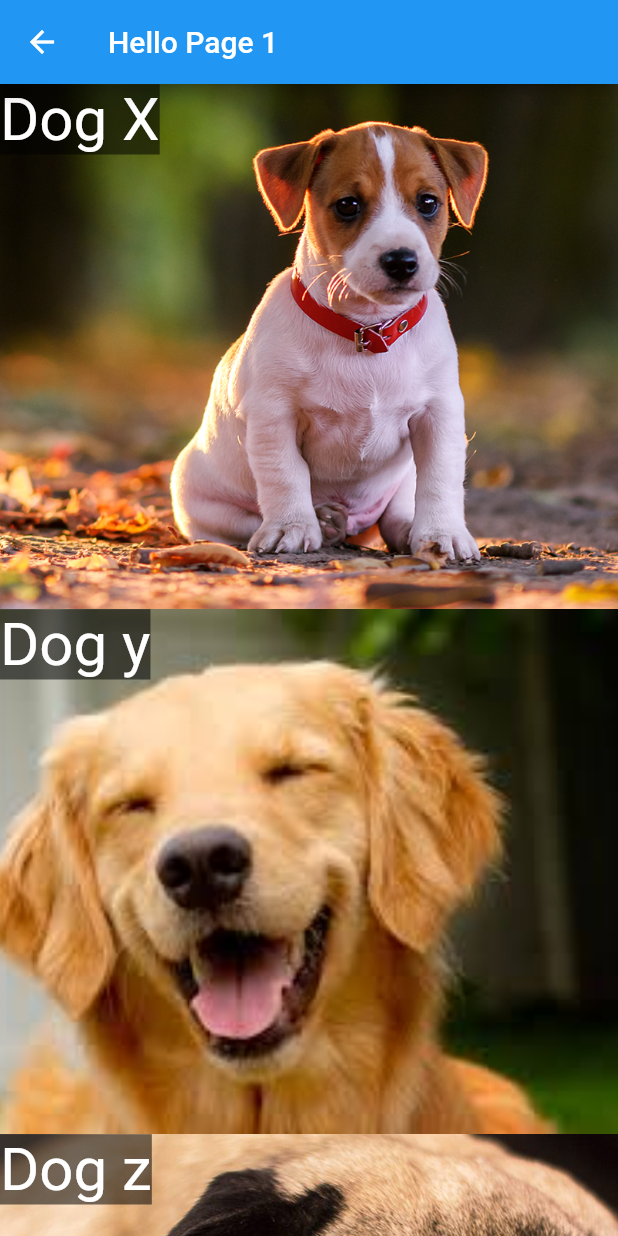
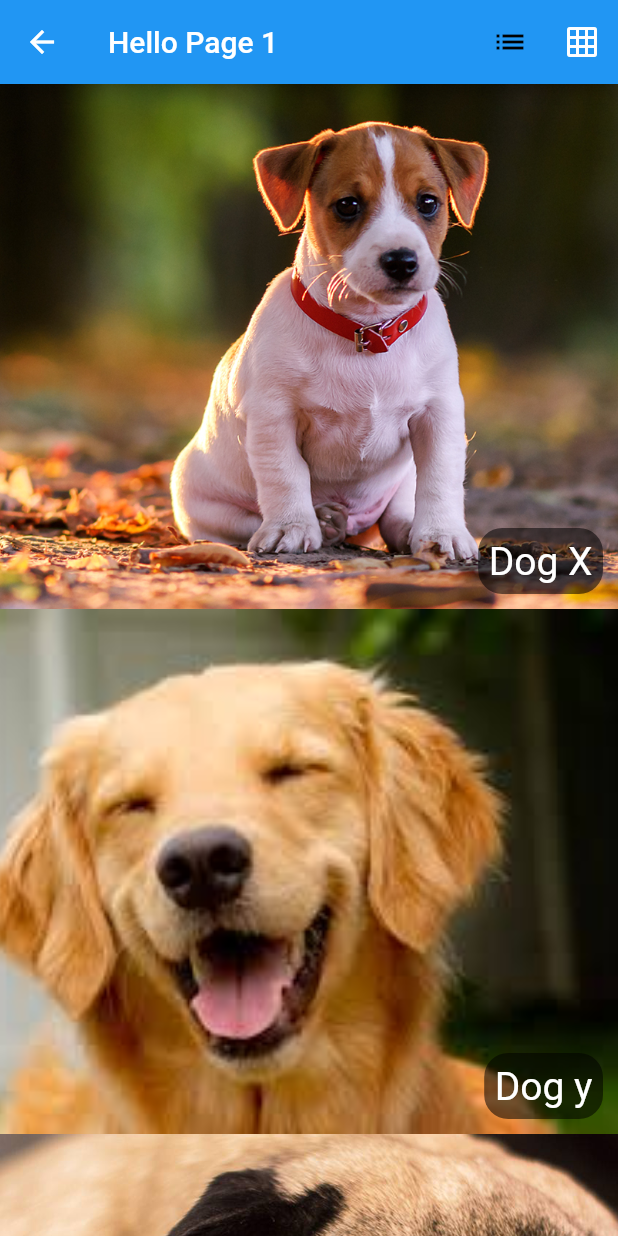
Before and after one commit to igordiniz445/flutter-study, a Flutter app: the screen it shows after launch, after a tap on "ListView", on a phone screen of 412 x 824 dp. Run offline on Flutter 3.47's test engine with Material 2 defaults, Android fonts, the phone set to English and light mode, and no system bars.

```diff
--- a/lib/home_page.dart
+++ b/lib/home_page.dart
@@ -25,7 +25,14 @@ class HomePage extends StatelessWidget {
       child: Column(
         mainAxisAlignment: MainAxisAlignment.center,
         children: <Widget>[
-          _text(),
+          Container(
+            padding: EdgeInsets.all(10),
+            decoration: BoxDecoration(
+              color: Colors.black12,
+              borderRadius: BorderRadius.circular(16),
+            ),
+            child: _text(),
+          ),
           _pageView(),
           _packButtons(context),
         ],
@@ -54,17 +61,17 @@ class HomePage extends StatelessWidget {
       Row(
         mainAxisAlignment: MainAxisAlignment.spaceEvenly,
         children: <Widget>[
-          BlueButton( "ListView", () => changePage(context, HelloPage1())),
-          BlueButton( "Page 2", () => changePage(context, HelloPage2())),
-          BlueButton( "Page 3", () => changePage(context, HelloPage3())),
+          BlueButton("ListView", () => changePage(context, HelloPage1())),
+          BlueButton("Page 2", () => changePage(context, HelloPage2())),
+          BlueButton("Page 3", () => changePage(context, HelloPage3())),
         ],
       ),
       Row(
         mainAxisAlignment: MainAxisAlignment.spaceEvenly,
         children: <Widget>[
-          BlueButton( "Snack", _onClickSnack),
-          BlueButton( "Dialog", _onClickDialog),
-          BlueButton( "Toast", _onClickToast),
+          BlueButton("Snack", _onClickSnack),
+          BlueButton("Dialog", _onClickDialog),
+          BlueButton("Toast", _onClickToast),
         ],
       )
     ]);
@@ -80,8 +87,6 @@ class HomePage extends StatelessWidget {
       ),
     );
   }
-
-
 
   _image(String dog) {
     return Image.asset(
@@ -99,9 +104,7 @@ class HomePage extends StatelessWidget {
     print("Clicquei no snack");
   }
 
-  _onClickDialog() {
-  }
+  _onClickDialog() {}
 
-  _onClickToast() {
-  }
+  _onClickToast() {}
 }
--- a/lib/pages/hello_page1.dart
+++ b/lib/pages/hello_page1.dart
@@ -1,10 +1,17 @@
 import 'package:aula01/Entitys/Dogs.dart';
+import 'package:aula01/pages/Dog_description.dart';
 import 'package:aula01/utils/nav.dart';
 import 'package:aula01/widgets/Blue_button.dart';
 import 'package:flutter/material.dart';
 
-class HelloPage1 extends StatelessWidget {
+class HelloPage1 extends StatefulWidget {
+  @override
+  _HelloPage1State createState() => _HelloPage1State();
+}
+
+class _HelloPage1State extends State<HelloPage1> {
   BuildContext context;
+  bool gridView = false;
 
   @override
   Widget build(BuildContext context) {
@@ -12,40 +19,106 @@ class HelloPage1 extends StatelessWidget {
     return Scaffold(
       appBar: AppBar(
         title: Text("Hello Page 1"),
+        actions: <Widget>[
+          IconButton(
+              icon: Icon(Icons.list),
+              onPressed: () {
+                setState(() {
+                  gridView = false;
+                });
+              },
+              color: gridView ? Colors.white : Colors.black ,
+          ),
+          IconButton(
+            icon: Icon(Icons.grid_on),
+            onPressed: () {
+              setState(() {
+                gridView = true;
+              });
+            },
+            color: _COR() ,
+          )
+        ],
       ),
       body: _body(),
     );
   }
 
+  _COR(){
+    if(gridView){
+      return Colors.black;
+    }else{
+      return Colors.white;
+    }
+  }
   _body() {
-
     List<Dog> dogs = [
-      Dog("Dog X","assets/images/dog1.png"),
-      Dog("Dog y","assets/images/dog2.png"),
-      Dog("Dog z","assets/images/dog3.png"),
-      Dog("Dog alfa","assets/images/dog4.png"),
-      Dog("Dog beta","assets/images/dog5.png"),
+      Dog("Dog X", "assets/images/dog1.png"),
+      Dog("Dog y", "assets/images/dog2.png"),
+      Dog("Dog z", "assets/images/dog3.png"),
+      Dog("Dog alfa", "assets/images/dog4.png"),
+      Dog("Dog beta", "assets/images/dog5.png"),
     ];
 
+    if (gridView) {
+      return Center(
+        child: GridView.builder(
+            gridDelegate:
+                SliverGridDelegateWithFixedCrossAxisCount(crossAxisCount: 2),
+            //itemExtent: 350,
+            itemCount: dogs.length,
+            itemBuilder: (BuildContext context, int index) {
+              return _itemView(dogs, index);
+            }),
+      );
+    } else {
       return Center(
         child: ListView.builder(
-          itemExtent: 350,
+            itemExtent: 350, //itemExtent: 350,
             itemCount: dogs.length,
             itemBuilder: (BuildContext context, int index) {
+              return _itemView(dogs, index);
+            }),
+      );
+    }
+  }
+
+  _itemView(dogs, index) {
     Dog dog = dogs[index];
-            return Stack(
+    return GestureDetector(
+      onTap: (){
+        push(context, DogDescription(dog.name,dog.path));
+      },
+      child: Stack(
         fit: StackFit.expand,
         children: <Widget>[
           _image(dog.path),
-                Text(dog.name,style: TextStyle(fontSize: 40, color: Colors.white, backgroundColor: Colors.black54),)
+          Align(
+            alignment: Alignment(1, 1),
+            child: Container(
+              margin: EdgeInsets.all(10),
+              padding: EdgeInsets.all(7),
+              decoration: BoxDecoration(
+                color: Colors.black54,
+                borderRadius: BorderRadius.circular(16),
+              ),
+              child: Text(
+                dog.name,
+                style: TextStyle(
+                  fontSize: 26,
+                  color: Colors.white,
+                ),
+              ),
+            ),
+          )
         ],
-            );
-          }),
+      ),
     );
   }
 
   _image(String dog) {
-    return Image.asset( dog,
+    return Image.asset(
+      dog,
       fit: BoxFit.cover,
     );
   }
```
Also changed, not shown: lib/pages/Dog_description.dart (added, +33 -0 lines). Lines whose indentation alone changed are shown as unchanged.
